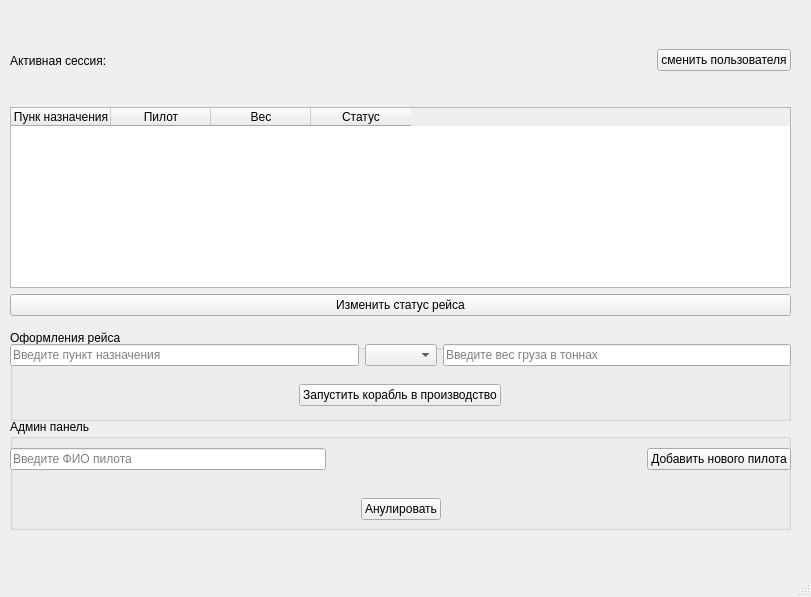
Above: cosmo_main.ui from raines3/qtqt before the change. Below: the same form after it.
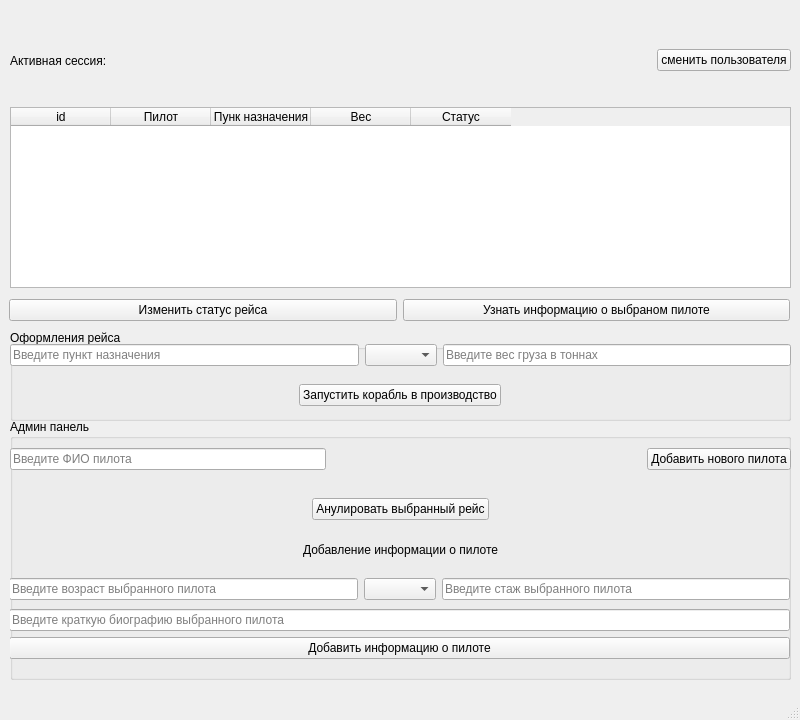
That is the form after the change.

Commit message: add_info_dialog

Patch:
```diff
--- a/cosmo_main.ui
+++ b/cosmo_main.ui
@@ -6,8 +6,8 @@
    <rect>
     <x>0</x>
     <y>0</y>
-    <width>811</width>
-    <height>597</height>
+    <width>800</width>
+    <height>720</height>
    </rect>
   </property>
   <property name="windowTitle">
@@ -64,7 +64,7 @@
     </property>
     <column>
      <property name="text">
-      <string>Пунк назначения</string>
+      <string>id</string>
      </property>
     </column>
     <column>
@@ -72,6 +72,11 @@
       <string>Пилот</string>
      </property>
     </column>
+    <column>
+     <property name="text">
+      <string>Пунк назначения</string>
+     </property>
+    </column>
     <column>
      <property name="text">
       <string>Вес</string>
@@ -170,32 +175,13 @@
      </layout>
     </widget>
    </widget>
-   <widget class="QWidget" name="verticalLayoutWidget_2">
-    <property name="geometry">
-     <rect>
-      <x>10</x>
-      <y>290</y>
-      <width>781</width>
-      <height>31</height>
-     </rect>
-    </property>
-    <layout class="QVBoxLayout" name="verticalLayout_2">
-     <item>
-      <widget class="QPushButton" name="pushButton_2">
-       <property name="text">
-        <string>Изменить статус рейса</string>
-       </property>
-      </widget>
-     </item>
-    </layout>
-   </widget>
    <widget class="QGroupBox" name="admin">
     <property name="geometry">
      <rect>
       <x>10</x>
       <y>419</y>
       <width>781</width>
-      <height>111</height>
+      <height>261</height>
      </rect>
     </property>
     <property name="title">
@@ -266,7 +252,7 @@
       <item>
        <widget class="QPushButton" name="del_btn">
         <property name="text">
-         <string>Анулировать</string>
+         <string>Анулировать выбранный рейс</string>
         </property>
        </widget>
       </item>
@@ -285,6 +271,136 @@
       </item>
      </layout>
     </widget>
+    <widget class="QWidget" name="horizontalLayoutWidget_7">
+     <property name="geometry">
+      <rect>
+       <x>-1</x>
+       <y>150</y>
+       <width>781</width>
+       <height>41</height>
+      </rect>
+     </property>
+     <layout class="QHBoxLayout" name="horizontalLayout_7">
+      <item>
+       <widget class="QLineEdit" name="age_input">
+        <property name="placeholderText">
+         <string>Введите возраст выбранного пилота</string>
+        </property>
+       </widget>
+      </item>
+      <item>
+       <widget class="QComboBox" name="combo_info_pilots">
+        <property name="editable">
+         <bool>false</bool>
+        </property>
+       </widget>
+      </item>
+      <item>
+       <widget class="QLineEdit" name="exp_input">
+        <property name="placeholderText">
+         <string>Введите стаж выбранного пилота</string>
+        </property>
+       </widget>
+      </item>
+     </layout>
+    </widget>
+    <widget class="QWidget" name="verticalLayoutWidget">
+     <property name="geometry">
+      <rect>
+       <x>-1</x>
+       <y>190</y>
+       <width>781</width>
+       <height>51</height>
+      </rect>
+     </property>
+     <layout class="QVBoxLayout" name="verticalLayout">
+      <item>
+       <widget class="QLineEdit" name="bio_input">
+        <property name="placeholderText">
+         <string>Введите краткую биографию выбранного пилота</string>
+        </property>
+       </widget>
+      </item>
+      <item>
+       <widget class="QPushButton" name="add_info_btn">
+        <property name="text">
+         <string>Добавить информацию о пилоте</string>
+        </property>
+       </widget>
+      </item>
+     </layout>
+    </widget>
+    <widget class="QWidget" name="horizontalLayoutWidget_8">
+     <property name="geometry">
+      <rect>
+       <x>0</x>
+       <y>110</y>
+       <width>781</width>
+       <height>41</height>
+      </rect>
+     </property>
+     <layout class="QHBoxLayout" name="horizontalLayout_8">
+      <item>
+       <spacer name="horizontalSpacer_7">
+        <property name="orientation">
+         <enum>Qt::Horizontal</enum>
+        </property>
+        <property name="sizeHint" stdset="0">
+         <size>
+          <width>40</width>
+          <height>20</height>
+         </size>
+        </property>
+       </spacer>
+      </item>
+      <item>
+       <widget class="QLabel" name="label_2">
+        <property name="text">
+         <string>Добавление информации о пилоте</string>
+        </property>
+       </widget>
+      </item>
+      <item>
+       <spacer name="horizontalSpacer_8">
+        <property name="orientation">
+         <enum>Qt::Horizontal</enum>
+        </property>
+        <property name="sizeHint" stdset="0">
+         <size>
+          <width>40</width>
+          <height>20</height>
+         </size>
+        </property>
+       </spacer>
+      </item>
+     </layout>
+    </widget>
+   </widget>
+   <widget class="QWidget" name="horizontalLayoutWidget_6">
+    <property name="geometry">
+     <rect>
+      <x>9</x>
+      <y>290</y>
+      <width>781</width>
+      <height>41</height>
+     </rect>
+    </property>
+    <layout class="QHBoxLayout" name="horizontalLayout_6">
+     <item>
+      <widget class="QPushButton" name="change_btn">
+       <property name="text">
+        <string>Изменить статус рейса</string>
+       </property>
+      </widget>
+     </item>
+     <item>
+      <widget class="QPushButton" name="info_btn">
+       <property name="text">
+        <string>Узнать информацию о выбраном пилоте</string>
+       </property>
+      </widget>
+     </item>
+    </layout>
    </widget>
   </widget>
   <widget class="QMenuBar" name="menubar">
```
Left out of the diff: 2 changed lines with no effect on the pictures. The commit also changes 3 other files.
